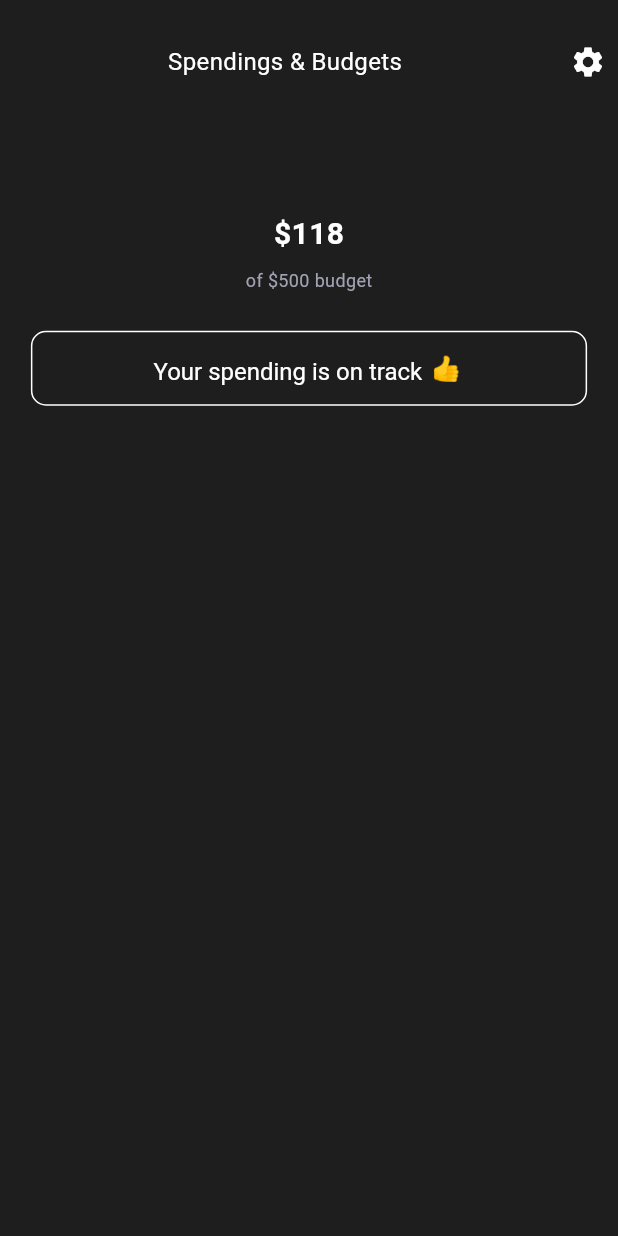
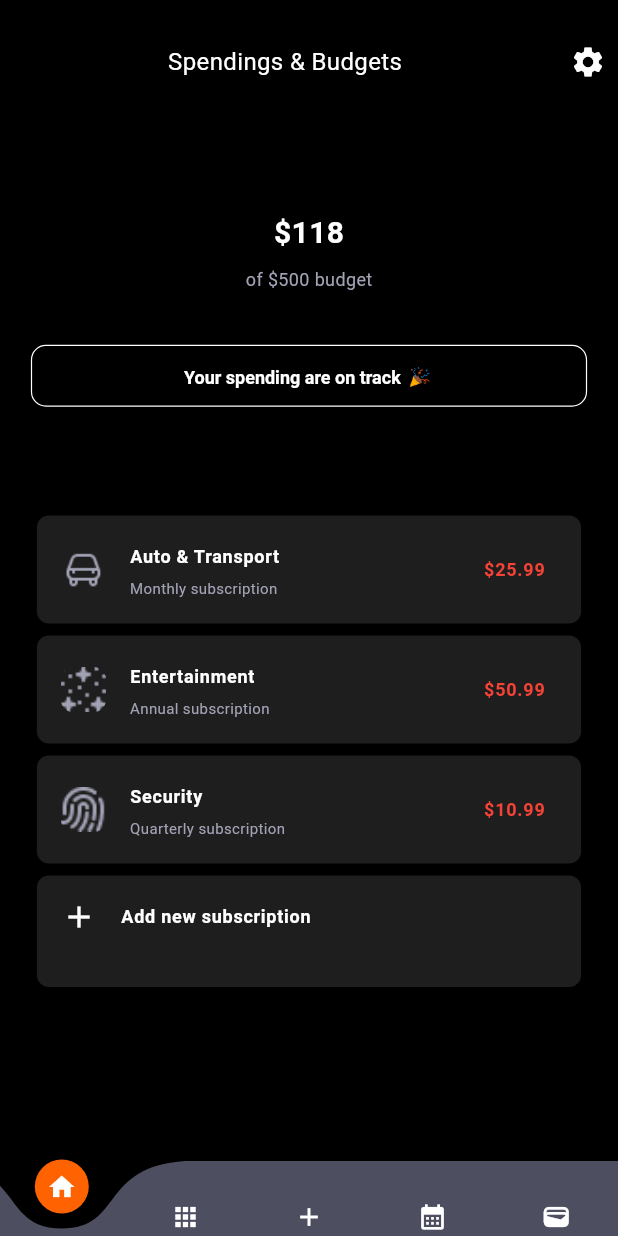
Before and after one commit to Musavir-Ali/Trackizer_Ui, a Flutter app: the Spendings screen opened directly, on a phone screen of 412 x 824 dp. Run offline on Flutter 3.47's test engine with Material 3 defaults, Android fonts, the phone set to English and light mode, and no system bars; drawn by our look-alikes of curved_navigation_bar; our stand-ins replace get; missing offline and left inert: circular_seek_bar.

Commit message:
Added files

```diff
--- a/lib/Spendings.dart
+++ b/lib/Spendings.dart
@@ -1,6 +1,8 @@
 import 'package:circular_seek_bar/circular_seek_bar.dart';
+import 'package:curved_navigation_bar/curved_navigation_bar.dart';
 import 'package:flutter/material.dart';
 import 'package:flutter/widgets.dart';
+import 'package:trackizer/Subscriptions.dart';
 
 class Spendings extends StatefulWidget {
   const Spendings({Key? key}) : super(key: key);
@@ -11,11 +13,12 @@ class Spendings extends StatefulWidget {
 
 double _progress = 76;
 
+
 class _SpendingsState extends State<Spendings> {
   @override
   Widget build(BuildContext context) {
     return Scaffold(
-      backgroundColor: Color.fromARGB(255, 31, 30, 30),
+      backgroundColor: Colors.black,
       body: Column(
         children: [
           Container(
@@ -48,6 +51,7 @@ class _SpendingsState extends State<Spendings> {
               width: MediaQuery.of(context).size.width,
               height: MediaQuery.of(context).size.height * 0.3,
               child: CircularSeekBar(
+                animDurationMillis: 5000,
                 width: double.infinity,
                 height: double.infinity,
                 progress: _progress,
@@ -83,9 +87,9 @@ class _SpendingsState extends State<Spendings> {
                           fontSize: 12,
                         ),
                       ),
-                          SizedBox(height: 25),
+                      SizedBox(height: 35),
                       Container(
-                            height: 50,
+                        height: MediaQuery.of(context).size.height * 0.05,
                         width: MediaQuery.of(context).size.width * 0.9,
                         child: Row(
                           mainAxisAlignment: MainAxisAlignment.center,
@@ -94,43 +98,218 @@ class _SpendingsState extends State<Spendings> {
                             RichText(
                                 text: TextSpan(
                               style: TextStyle(
-                                    fontSize: 16.0,
+                                fontSize: 12.0,
+                                fontWeight: FontWeight.bold,
                                 color: Colors.white,
                               ),
                               children: [
-                                    TextSpan(
-                                        text: 'Your spending is on track '),
+                                TextSpan(text: 'Your spending are on track '),
                                 WidgetSpan(
                                   child: Padding(
                                     padding: const EdgeInsets.symmetric(
                                         horizontal: 2.0),
                                     child: Text(
-                                          '👍',
+                                      '🎉',
                                       style: TextStyle(
-                                              fontSize: 16.0,
-                                              color: Colors.yellow),
+                                          fontSize: 12.0,
+                                          color: Colors.yellowAccent),
                                     ),
                                   ),
                                 ),
                               ],
-                                ))
+                            )),
                           ],
                         ),
                         decoration: BoxDecoration(
                           color: Colors.transparent,
                           border: Border.all(
                             color: Colors.white,
-                                width: 1,
+                            width: 0.8,
                           ),
                           borderRadius: BorderRadius.circular(10),
                         ),
                       ),
-                        ]),
-                  )),
+                    ],
+                  ),
+                ),
+              ),
+            ),
+          ),
+          SizedBox(height: 10),
+          Container(
+            width: MediaQuery.of(context).size.width * 0.9,
+            height: MediaQuery.of(context).size.height * 0.5,
+            child: Column(
+              children: [
+                SubscriptionCard(
+                  image: 'assets/images/car.png',
+                  name: 'Auto & Transport',
+                  amount: '\$25.99',
+                  subtitle: 'Monthly subscription',
+                ),
+                SubscriptionCard(
+                  image: 'assets/images/star.png',
+                  name: 'Entertainment',
+                  amount: '\$50.99',
+                  subtitle: 'Annual subscription',
+                ),
+                SubscriptionCard(
+                  image: 'assets/images/finger.png',
+                  name: 'Security',
+                  amount: '\$10.99',
+                  subtitle: 'Quarterly subscription',
+                ),
+                Container(
+                  width: MediaQuery.of(context).size.width * 0.9,
+                  height: MediaQuery.of(context).size.height * 0.1,
+                  child: Card(
+                    color: Color.fromARGB(255, 31, 30, 30),
+                    elevation: 0,
+                    shape: RoundedRectangleBorder(
+                      borderRadius: BorderRadius.circular(8),
+                    ),
+                    child: ListTile(
+                      leading: Icon(
+                        Icons.add,
+                        color: Colors.white,
+                      ),
+                      title: Text(
+                        'Add new subscription',
+                        style: TextStyle(
+                          fontSize: 12,
+                          fontWeight: FontWeight.bold,
+                          color: Colors.white,
+                        ),
+                      ),
+                    ),
                   ),
                 ),
               ],
             ),
+          ),
+        ],
+      ),
+      bottomNavigationBar: CurvedNavigationBar(
+        height: 50,
+        backgroundColor: Colors.black,
+        color: Color.fromRGBO(78, 78, 97, 100),
+        buttonBackgroundColor: Color.fromARGB(255, 255, 98, 0),
+        items: <Widget>[
+          Icon(
+            Icons.home,
+            size: 20,
+            color: Colors.white,
+          ),
+          Icon(
+            Icons.apps,
+            size: 20,
+            color: Colors.white,
+          ),
+          Icon(
+            Icons.add,
+            size: 20,
+            color: Colors.white,
+          ),
+          Icon(
+            Icons.calendar_month,
+            size: 20,
+            color: Colors.white,
+          ),
+          Icon(
+            Icons.wallet,
+            size: 20,
+            color: Colors.white,
+          ),
+        ],
+        onTap: (index) {
+          // Handle navigation here based on the tapped index
+
+          switch (index) {
+            case 0:
+              // Navigate to Home page
+              Navigator.push(
+                context,
+                MaterialPageRoute(builder: (context) => Subs()),
+              );
+              break;
+            case 1:
+              // Navigate to Apps page (Spendings)
+              Navigator.push(
+                context,
+                MaterialPageRoute(builder: (context) => Spendings()),
+              );
+              break;
+            case 2:
+              // Add your logic for the third icon
+              break;
+            case 3:
+              // Add your logic for the fourth icon
+              break;
+            case 4:
+              // Add your logic for the fifth icon
+              break;
+          }
+        },
+      ),
     );
   }
 }
+
+class SubscriptionCard extends StatelessWidget {
+  final String image;
+  final String name;
+  final String amount;
+  final String subtitle;
+
+  const SubscriptionCard({
+    required this.image,
+    required this.name,
+    required this.amount,
+    required this.subtitle,
+  });
+
+  @override
+  Widget build(BuildContext context) {
+    return Card(
+      color: Color.fromARGB(255, 31, 30, 30),
+      elevation: 0,
+      shape: RoundedRectangleBorder(
+        borderRadius: BorderRadius.circular(8),
+      ),
+      child: ListTile(
+        leading: ClipRRect(
+          borderRadius: BorderRadius.circular(8),
+          child: Image.asset(
+            image,
+            width: 30,
+            height: 30,
+            fit: BoxFit.contain,
+          ),
+        ),
+        title: Text(
+          name,
+          style: TextStyle(
+            fontSize: 12,
+            fontWeight: FontWeight.bold,
+            color: Colors.white,
+          ),
+        ),
+        subtitle: Text(
+          subtitle,
+          style: TextStyle(
+            fontSize: 10,
+            color: Color.fromRGBO(162, 162, 181, 100),
+          ),
+        ),
+        trailing: Text(
+          amount,
+          style: TextStyle(
+            fontSize: 12,
+            fontWeight: FontWeight.bold,
+            color: Colors.red,
+          ),
+        ),
+      ),
+    );
+  }
+}
--- a/lib/Subscriptions.dart
+++ b/lib/Subscriptions.dart
@@ -24,13 +24,14 @@ class _SubsState extends State<Subs> {
             Expanded(
               flex: 5,
               child: Container(
-                color: Color.fromARGB(255, 31, 30, 30),
+                color: Colors.black,
                 child: Stack(
                   children: [
                     Center(
                       child: CircularSeekBar(
+                        animDurationMillis: 5000,
                         width: double.infinity,
-                        trackColor: Colors.grey,
+                        trackColor: Color.fromARGB(255, 31, 30, 30),
                         outerThumbColor: const Color(0xFF83839C),
                         height: 240,
                         progress: _progress,
@@ -93,7 +94,8 @@ class _SubsState extends State<Subs> {
                                   ),
                                 ),
                                 style: ElevatedButton.styleFrom(
-                                  backgroundColor: const Color(0xFF83839C),
+                                  backgroundColor:
+                                      Color.fromARGB(255, 31, 30, 30),
                                   shape: RoundedRectangleBorder(
                                     borderRadius: BorderRadius.circular(20),
                                   ),
@@ -148,7 +150,7 @@ class _SubsState extends State<Subs> {
             Expanded(
               flex: 5,
               child: Container(
-                color: const Color.fromARGB(255, 31, 30, 30),
+                color: Colors.black,
                 child: Padding(
                   padding: const EdgeInsets.symmetric(horizontal: 20),
                   child: Column(
@@ -159,7 +161,7 @@ class _SubsState extends State<Subs> {
                       Container(
                         height: 40,
                         decoration: BoxDecoration(
-                          color: Colors.black,
+                          color: Color.fromARGB(255, 31, 30, 30),
                           borderRadius: BorderRadius.circular(10),
                         ),
                         child: const TabBar(
@@ -195,7 +197,7 @@ class _SubsState extends State<Subs> {
         ),
         bottomNavigationBar: CurvedNavigationBar(
           height: 50,
-          backgroundColor: Color.fromARGB(255, 31, 30, 30),
+          backgroundColor: Colors.black,
           color: Color.fromRGBO(78, 78, 97, 100),
           buttonBackgroundColor: Color.fromARGB(255, 255, 98, 0),
           items: <Widget>[
@@ -226,21 +228,24 @@ class _SubsState extends State<Subs> {
             ),
           ],
           onTap: (index) {
-            // Handle navigation here based on the tapped index
+
 
             switch (index) {
               case 0:
-                // Navigate to Home page
+                Navigator.push(
+                  context,
+                  MaterialPageRoute(builder: (context) => Subs()),
+                );
                 break;
               case 1:
-                // Navigate to Apps page (Spendings)
+
                 Navigator.push(
                   context,
                   MaterialPageRoute(builder: (context) => Spendings()),
                 );
                 break;
               case 2:
-                // Add your logic for the third icon
+
                 break;
               case 3:
                 // Add your logic for the fourth icon
@@ -396,11 +401,10 @@ class SubscriptionCard extends StatelessWidget {
   @override
   Widget build(BuildContext context) {
     return Card(
-      color: Colors.transparent,
+      color: Color.fromARGB(255, 31, 30, 30),
       elevation: 0,
       shape: RoundedRectangleBorder(
         borderRadius: BorderRadius.circular(8),
-        side: BorderSide(color: Colors.white),
       ),
       child: ListTile(
         leading: ClipRRect(
--- a/lib/main.dart
+++ b/lib/main.dart
@@ -15,7 +15,7 @@ class MyApp extends StatelessWidget {
   @override
   Widget build(BuildContext context) {
     return const GetMaterialApp(
-      home: Spendings(),
+      home: Home(),
       debugShowCheckedModeBanner: false,
     );
   }
```
Also changed, not shown: assets/images/add.png (added), assets/images/car.png (added), assets/images/finger.png (added), assets/images/star.png (added), 7 other files. Lines whose indentation alone changed are shown as unchanged.
